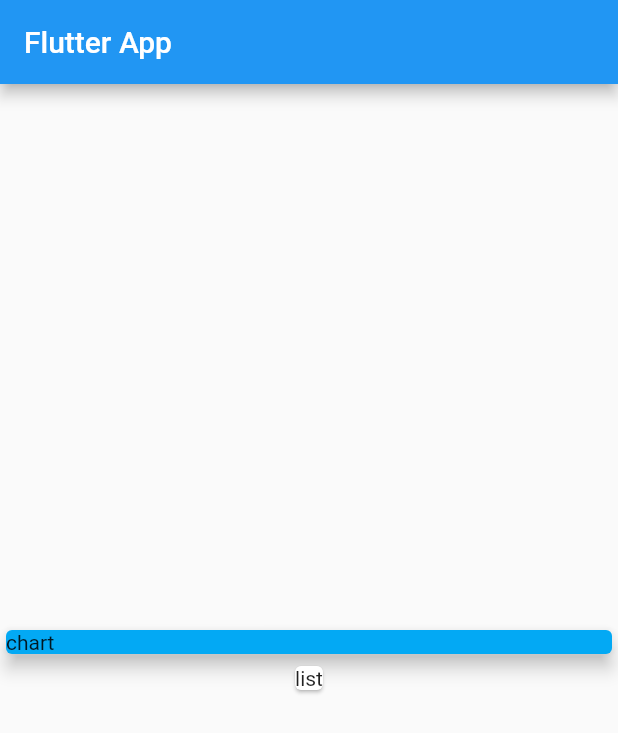
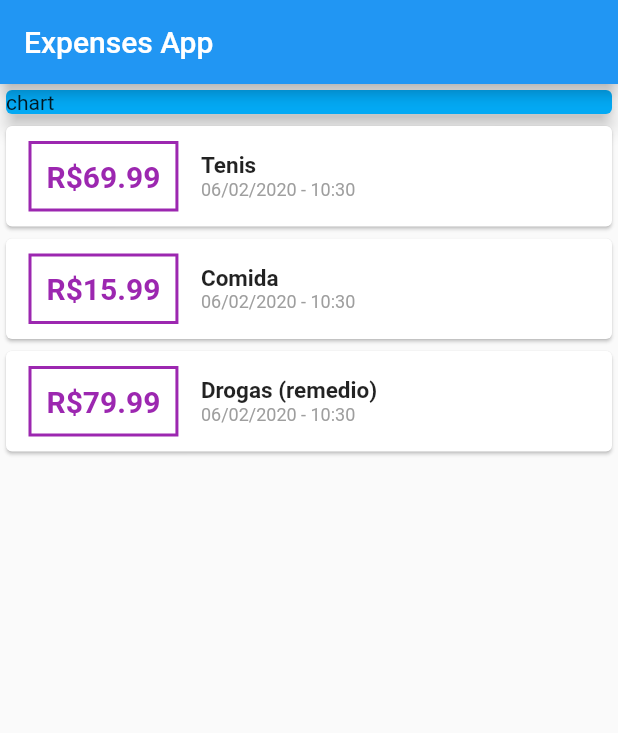
Before and after one commit to EdYuTo/flutter-expenses-app, a Flutter app: the screen it shows after launch, on a phone screen of 412 x 824 dp. Shown: the top 733 px of the screen. Run offline on Flutter 3.47's test engine with Material 2 defaults, Android fonts, the phone set to English and light mode, and no system bars.

Commit message:
formatting date and time

```diff
--- a/lib/main.dart
+++ b/lib/main.dart
@@ -1,4 +1,6 @@
 import 'package:flutter/material.dart';
+import './transaction.dart';
+import 'package:intl/intl.dart';
 
 void main() => runApp(MyApp());
 
@@ -13,15 +15,22 @@ class MyApp extends StatelessWidget {
 }
 
 class MyHomePage extends StatelessWidget {
+
+  final List<Transaction> transactions = [
+    Transaction(id: 't1', title: 'Tenis', amount: 69.99, date: DateTime.now()),
+    Transaction(id: 't2', title: 'Comida', amount: 15.99, date: DateTime.now()),
+    Transaction(id: 't3', title: 'Drogas (remedio)', amount: 79.99, date: DateTime.now()),
+  ];
+
   @override
   Widget build(BuildContext context) {
     return Scaffold(
       appBar: AppBar(
-        title: Text('Flutter App'),
+        title: Text('Expenses App'),
       ),
       body: Column(
-        mainAxisAlignment: MainAxisAlignment.center,
-        crossAxisAlignment: CrossAxisAlignment.center,
+        //mainAxisAlignment: MainAxisAlignment.center,
+        //crossAxisAlignment: CrossAxisAlignment.center,
         children: [
           Container(
             width: double.infinity,
@@ -31,8 +40,55 @@ class MyHomePage extends StatelessWidget {
               elevation: 5,
             ),
           ),
-          Card(
-              child: Text('list'),
+          Column(
+            children: transactions.map((tx) {
+              return Card(
+                child: Row(
+                  children: [
+                    Container(
+                      margin: EdgeInsets.symmetric(
+                        vertical: 10,
+                        horizontal: 15,
+                      ),
+                      decoration: BoxDecoration(
+                        border: Border.all(
+                          color: Colors.purple,
+                          width: 2,
+                        ),
+                      ),
+                      padding: EdgeInsets.all(10),
+                      child: Text(
+                        'R\$${tx.amount}',
+                        style: TextStyle(
+                          fontWeight: FontWeight.bold,
+                          fontSize: 20,
+                          color: Colors.purple,
+                        ),
+                      ),
+                    ),
+                    Column(
+                      crossAxisAlignment: CrossAxisAlignment.start,
+                      children: [
+                        Text(
+                          tx.title,
+                          style: TextStyle(
+                            fontWeight: FontWeight.bold,
+                            fontSize: 15,
+                          ),
+                        ),
+                        Text(
+                          DateFormat('dd/MM/yyyy - HH:mm').format(tx.date),
+                          style: TextStyle(
+                            fontSize: 12,
+                            color: Colors.grey,
+                          ),
+                        ),
+                      ],
+                    ),
+                  ],
+                ),
+              );
+            }).toList(),
           ),
         ],
       ),
--- /dev/null
+++ b/lib/transaction.dart
@@ -0,0 +1,15 @@
+import 'package:flutter/foundation.dart';
+
+class Transaction {
+  final String id;
+  final String title;
+  final double amount;
+  final DateTime date;
+
+  Transaction({
+    @required this.id,
+    @required this.title,
+    @required this.amount,
+    @required this.date
+  });
+}
--- a/pubspec.yaml
+++ b/pubspec.yaml
@@ -19,6 +19,7 @@ environment:
 dependencies:
   flutter:
     sdk: flutter
+  intl: ^0.16.1
 
   # The following adds the Cupertino Icons font to your application.
   # Use with the CupertinoIcons class for iOS style icons.
```
Also changed, not shown: pubspec.lock.
